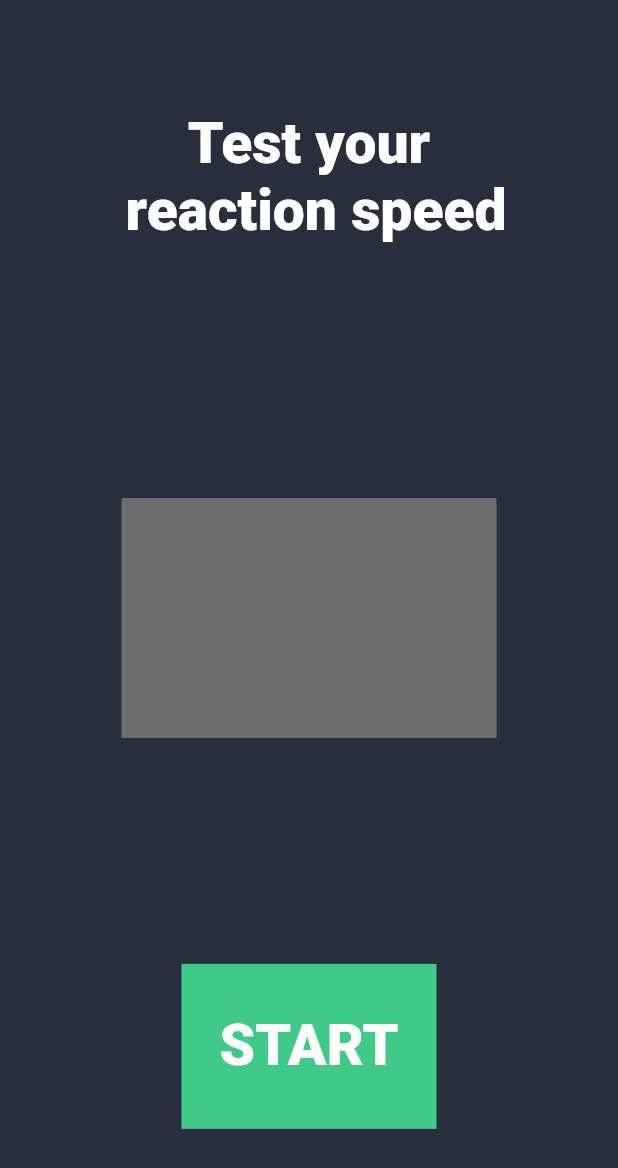
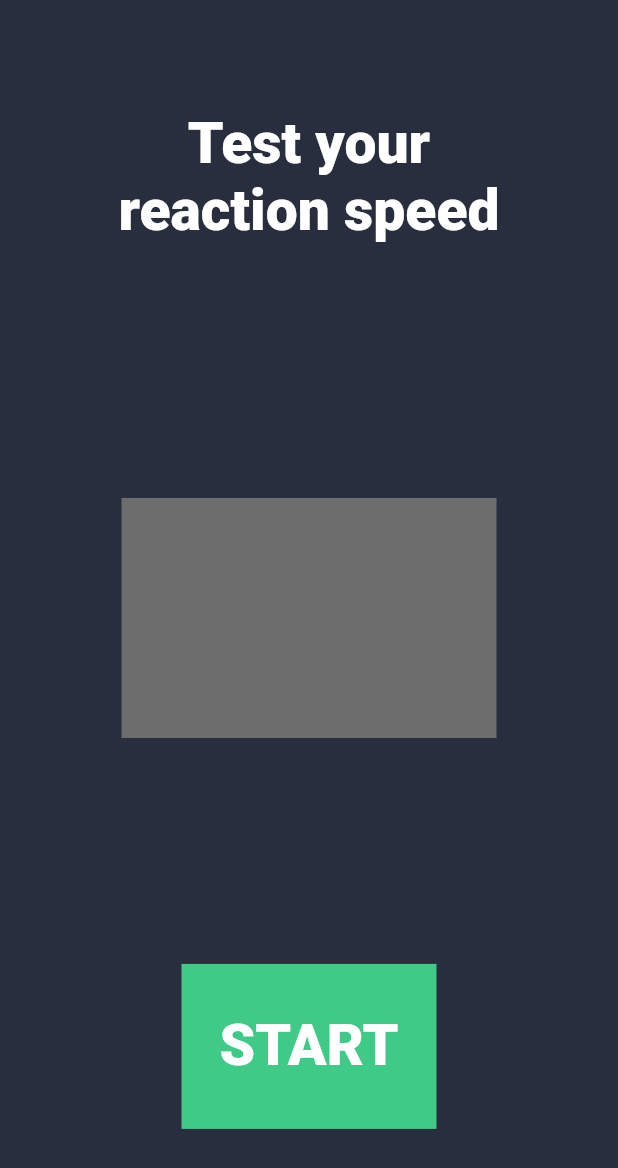
Before and after one commit to yaros2406/ru.skillbranch.flutter_push, a Flutter app: the screen it shows after launch, on a phone screen of 412 x 824 dp. Shown: the top 1168 px of the screen. Run offline on Flutter 3.47's test engine with Material 2 defaults, Android fonts, the phone set to English and light mode, and no system bars.

Commit message:
Update main.dart

```diff
--- a/lib/main.dart
+++ b/lib/main.dart
@@ -37,9 +37,9 @@ class _MyHomePageState extends State<MyHomePage> {
       backgroundColor: Color(0xff282e3d),
       body: Stack(
         children: [
-          Align(alignment: const Alignment(0, -0.8),child: Text("Test your \n reaction speed",
+          Align(alignment: const Alignment(0, -0.8),child: Text("Test your \nreaction speed",
             textAlign: TextAlign.center,
-            style: TextStyle(fontSize: 38, fontWeight: FontWeight.w900, fontStyle: FontStyle.normal, color: Color(0xFFFFFFFF)),
+            style: TextStyle(fontSize: 38, fontWeight: FontWeight.w900, color: Colors.white),
           )
           ),
           Align(alignment: Alignment.center,
@@ -51,7 +51,7 @@ class _MyHomePageState extends State<MyHomePage> {
                 child: Center(
                   child: Text(msecText,
                     textAlign: TextAlign.center,
-                    style: TextStyle(fontSize: 36, fontWeight: FontWeight.w400, fontStyle: FontStyle.normal, color: Colors.white),
+                    style: TextStyle(fontSize: 36, fontWeight: FontWeight.w500, color: Colors.white),
                   ),
                 ),
               ),
@@ -86,7 +86,7 @@ class _MyHomePageState extends State<MyHomePage> {
                       child: Text(
                         _getButtonText(),
                         textAlign: TextAlign.center,
-                        style: TextStyle(fontSize: 38, fontWeight: FontWeight.w900, fontStyle: FontStyle.normal, color: Colors.white),
+                        style: TextStyle(fontSize: 38, fontWeight: FontWeight.w900, color: Colors.white),
                       ),
                     ),
                   ),
```
